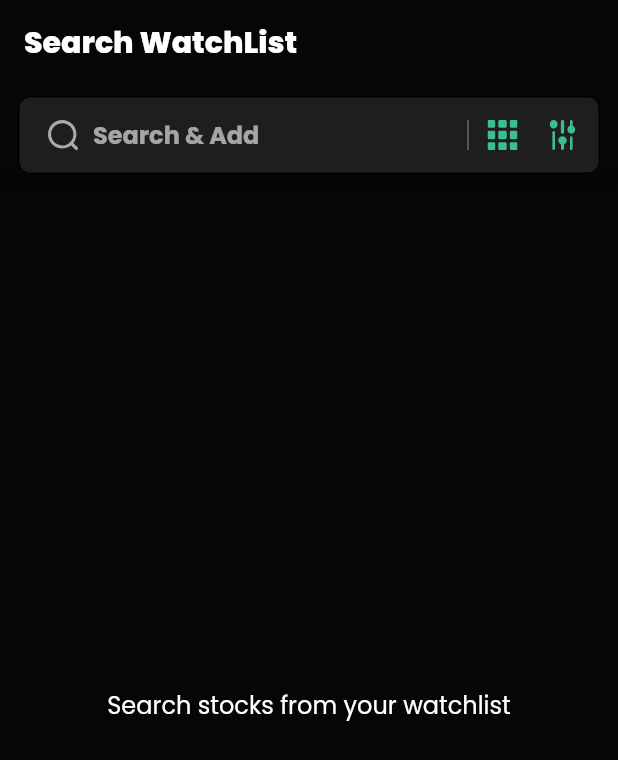
After one commit to MuneerAhamed01/iouring_trading_app, a Flutter app: the WatchlistSearch screen opened by its route, on a phone screen of 412 x 824 dp. The commit adds this screen. Shown: the top 760 px of the screen. Run offline on Flutter 3.47's test engine with Material 3 defaults, Android fonts, the phone set to English and light mode, and no system bars; our stand-ins replace flutter_bloc, flutter_svg, get_it, go_router, google_fonts.

Commit message:
feat: add search screen

```diff
--- a/lib/config/routes/routes.dart
+++ b/lib/config/routes/routes.dart
@@ -5,8 +5,10 @@ import 'package:iouring_trading_app/config/routes/routes_name.dart';
 import 'package:iouring_trading_app/core/root_screen/cubit/bottomnav_cubit.dart';
 import 'package:iouring_trading_app/core/root_screen/screens/root_screen.dart';
 import 'package:iouring_trading_app/dependency_injection.dart';
-import 'package:iouring_trading_app/features/watchlists/presentation/bloc/watch_lists_bloc.dart';
+import 'package:iouring_trading_app/features/watchlists/presentation/bloc/watchlist_bloc/watch_lists_bloc.dart';
+import 'package:iouring_trading_app/features/watchlists/presentation/bloc/watchlist_search_bloc/watchlist_search_bloc.dart';
 import 'package:iouring_trading_app/features/watchlists/presentation/pages/watchlist_screen.dart';
+import 'package:iouring_trading_app/features/watchlists/presentation/pages/watchlist_search.dart';
 
 final _rootNavigatorKey = GlobalKey<NavigatorState>();
 final _shellNavigatorKey = GlobalKey<NavigatorState>();
@@ -84,5 +86,14 @@ final routes = GoRouter(
         ),
       ],
     ),
+    GoRoute(
+      path: kRouteWatchListSearch,
+      pageBuilder: (context, __) => MaterialPage(
+        child: BlocProvider<WatchlistSearchBloc>(
+          create: (context) => getIt(),
+          child: WatchlistSearch(),
+        ),
+      ),
+    ),
   ],
 );
--- a/lib/config/routes/routes_name.dart
+++ b/lib/config/routes/routes_name.dart
@@ -3,3 +3,4 @@ const String kRouteOrders = '/orders';
 const String kRoutePortfolio = '/portfolio';
 const String kRouteMovers = '/movers';
 const String kRouteMore = '/more';
+const String kRouteWatchListSearch = '/watchlist-search';
--- a/lib/dependency_injection.dart
+++ b/lib/dependency_injection.dart
@@ -3,7 +3,8 @@ import 'package:iouring_trading_app/features/watchlists/data/data_sources/mock/w
 import 'package:iouring_trading_app/features/watchlists/data/repository/watchlists_repository_impl.dart';
 import 'package:iouring_trading_app/features/watchlists/domain/repository/watchlists_repository.dart';
 import 'package:iouring_trading_app/features/watchlists/domain/usecases/get_watchlists.dart';
-import 'package:iouring_trading_app/features/watchlists/presentation/bloc/watch_lists_bloc.dart';
+import 'package:iouring_trading_app/features/watchlists/presentation/bloc/watchlist_bloc/watch_lists_bloc.dart';
+import 'package:iouring_trading_app/features/watchlists/presentation/bloc/watchlist_search_bloc/watchlist_search_bloc.dart';
 
 final getIt = GetIt.instance;
 
@@ -21,4 +22,5 @@ Future<void> injectDependencies() async {
   );
 
   getIt.registerFactory(() => WatchListsBloc(getIt()));
+  getIt.registerFactory(() => WatchlistSearchBloc(getIt()));
 }
--- a/lib/features/watchlists/data/data_sources/mock/mock_data.dart
+++ b/lib/features/watchlists/data/data_sources/mock/mock_data.dart
@@ -12,6 +12,7 @@ List<StockModel> mockStocks({
       exchangeType: 'NSE',
       currentPrice: 2452.35,
       previousTradeSessionPrice: 2438.50,
+      shareHoldByUser: 20,
     ),
     StockModel(
       id: 'TCS',
@@ -26,6 +27,7 @@ List<StockModel> mockStocks({
       exchangeType: 'NSE',
       currentPrice: 1536.20,
       previousTradeSessionPrice: 1529.45,
+      shareHoldByUser: 40,
     ),
     StockModel(
       id: 'HDFCBANK',
--- a/lib/features/watchlists/data/models/stock.dart
+++ b/lib/features/watchlists/data/models/stock.dart
@@ -7,8 +7,10 @@ class StockModel extends StockEntity {
     required super.exchangeType,
     required super.currentPrice,
     required super.previousTradeSessionPrice,
+    super.shareHoldByUser,
   });
 
+  /// NOT USED
   factory StockModel.fromJson(Map<String, dynamic> json) {
     return StockModel(
       id: json['id'] as String,
@@ -16,10 +18,11 @@ class StockModel extends StockEntity {
       exchangeType: json['exchangeType'] as String,
       currentPrice: json['currentPrice'] as double,
       previousTradeSessionPrice: json['previousTradeSessionPrice'] as double,
+      shareHoldByUser: json['shareHoldByUser'] as int?,
     );
   }
 
-  /// Converts a `StockModel` instance to JSON
+  /// NOT USED
   Map<String, dynamic> toJson() {
     return {
       'id': id,
@@ -27,6 +30,7 @@ class StockModel extends StockEntity {
       'exchangeType': exchangeType,
       'currentPrice': currentPrice,
       'previousTradeSessionPrice': previousTradeSessionPrice,
+      "shareHoldByUser": shareHoldByUser,
     };
   }
 }
--- a/lib/features/watchlists/domain/entities/stock.dart
+++ b/lib/features/watchlists/domain/entities/stock.dart
@@ -4,6 +4,7 @@ class StockEntity {
   final String exchangeType;
   final double currentPrice;
   final double previousTradeSessionPrice;
+  final int? shareHoldByUser;
 
   StockEntity({
     required this.id,
@@ -11,5 +12,6 @@ class StockEntity {
     required this.exchangeType,
     required this.currentPrice,
     required this.previousTradeSessionPrice,
+    this.shareHoldByUser,
   });
 }
--- /dev/null
+++ b/lib/features/watchlists/presentation/bloc/watchlist_search_bloc/watchlist_search_bloc.dart
@@ -0,0 +1,25 @@
+import 'package:flutter_bloc/flutter_bloc.dart';
+import 'package:iouring_trading_app/features/watchlists/domain/entities/stock.dart';
+import 'package:iouring_trading_app/features/watchlists/domain/params/get_watchlist_params.dart';
+import 'package:iouring_trading_app/features/watchlists/domain/usecases/get_watchlists.dart';
+part 'watchlist_search_event.dart';
+part 'watchlist_search_state.dart';
+
+class WatchlistSearchBloc
+    extends Bloc<WatchlistSearchEvent, WatchlistSearchState> {
+  final GetWatchListsUseCase _getWatchListsUseCase;
+
+  WatchlistSearchBloc(this._getWatchListsUseCase)
+      : super(WatchlistSearchInitial()) {
+    on<WatchListSearchingEvent>(_onSearch);
+  }
+
+  _onSearch(
+    WatchListSearchingEvent event,
+    Emitter<WatchlistSearchState> emit,
+  ) {
+    final param = GetWatchListParams(searchQuery: event.searchQuery);
+    final data = _getWatchListsUseCase(param: param);
+    emit(WatchlistSearchDone(stocks: data));
+  }
+}
--- /dev/null
+++ b/lib/features/watchlists/presentation/bloc/watchlist_search_bloc/watchlist_search_event.dart
@@ -0,0 +1,12 @@
+part of 'watchlist_search_bloc.dart';
+
+abstract class WatchlistSearchEvent {
+  final String? searchQuery;
+
+  WatchlistSearchEvent({this.searchQuery});
+}
+
+class WatchListSearchingEvent extends WatchlistSearchEvent {
+  WatchListSearchingEvent({required searchValue})
+      : super(searchQuery: searchValue);
+}
--- /dev/null
+++ b/lib/features/watchlists/presentation/bloc/watchlist_search_bloc/watchlist_search_state.dart
@@ -0,0 +1,14 @@
+part of 'watchlist_search_bloc.dart';
+
+abstract class WatchlistSearchState {
+  final List<StockEntity>? searchedStocks;
+
+  WatchlistSearchState({this.searchedStocks});
+}
+
+class WatchlistSearchInitial extends WatchlistSearchState {}
+
+class WatchlistSearchDone extends WatchlistSearchState {
+  WatchlistSearchDone({required List<StockEntity> stocks})
+      : super(searchedStocks: stocks);
+}
--- /dev/null
+++ b/lib/features/watchlists/presentation/pages/watchlist_search.dart
@@ -0,0 +1,107 @@
+import 'package:flutter/material.dart';
+import 'package:flutter_bloc/flutter_bloc.dart';
+import 'package:iouring_trading_app/config/theme/colors.dart';
+import 'package:iouring_trading_app/features/watchlists/presentation/bloc/watchlist_search_bloc/watchlist_search_bloc.dart';
+import 'package:iouring_trading_app/features/watchlists/presentation/widgets/searchfield.dart';
+import 'package:iouring_trading_app/features/watchlists/presentation/widgets/stock_tile.dart';
+
+class WatchlistSearch extends StatefulWidget {
+  const WatchlistSearch({super.key});
+
+  @override
+  State<WatchlistSearch> createState() => _WatchlistSearchState();
+}
+
+class _WatchlistSearchState extends State<WatchlistSearch> {
+  late final TextEditingController _textController;
+
+  @override
+  void initState() {
+    super.initState();
+    _textController = TextEditingController()..addListener(_changeListener);
+  }
+
+  void _changeListener() {
+    context
+        .read<WatchlistSearchBloc>()
+        .add(WatchListSearchingEvent(searchValue: _textController.text));
+  }
+
+  @override
+  Widget build(BuildContext context) {
+    return Scaffold(
+      appBar: _buildAppBar(),
+      body: SafeArea(
+        child: BlocBuilder<WatchlistSearchBloc, WatchlistSearchState>(
+          builder: (context, state) {
+            if (state.searchedStocks == null) {
+              String message;
+              if (_textController.text.isEmpty) {
+                message = 'Search stocks from your watchlist';
+              } else {
+                message = "Searched Stock is not available";
+              }
+              return Center(
+                child: Text(
+                  message,
+                  style: TextStyle(color: Colors.white, fontSize: 16),
+                ),
+              );
+            }
+
+            return ListView.separated(
+              shrinkWrap: true,
+              itemBuilder: (_, index) => StockTile(
+                stockName: state.searchedStocks![index].name,
+                stockExchange: state.searchedStocks![index].exchangeType,
+                currentPrice: 100,
+                lastPrice: 100,
+                // holedStocks: 40,
+              ),
+              separatorBuilder: (_, __) => Container(
+                margin: EdgeInsets.only(top: 4),
+                width: double.infinity,
+                height: 0.29,
+                color: MyColors.iconGrey.withValues(alpha: 0.8),
+              ),
+              itemCount: state.searchedStocks!.length,
+            );
+          },
+        ),
+      ),
+    );
+  }
+
+  AppBar _buildAppBar() {
+    return AppBar(
+      backgroundColor: MyColors.scaffoldBackground,
+      centerTitle: false,
+      title: Text(
+        'Search WatchList',
+        style: TextStyle(
+          fontSize: 20,
+          fontWeight: FontWeight.w800,
+        ),
+      ),
+      bottom: PreferredSize(
+        preferredSize: Size.fromHeight(60),
+        child: Padding(
+          padding: EdgeInsets.symmetric(horizontal: 12),
+          child: Hero(
+            tag: 'search-watchlist',
+            child: MySearchfield(
+              controller: _textController,
+            ),
+          ),
+        ),
+      ),
+    );
+  }
+
+  @override
+  void dispose() {
+    _textController.removeListener(_changeListener);
+    _textController.dispose();
+    super.dispose();
+  }
+}
--- a/lib/features/watchlists/presentation/widgets/searchfield.dart
+++ b/lib/features/watchlists/presentation/widgets/searchfield.dart
@@ -9,15 +9,21 @@ class MySearchfield extends StatelessWidget {
     this.controller,
     this.hintText = "Search & Add",
     this.showActions = true,
+    this.isDisabled = false,
+    this.onTap,
   });
 
   final TextEditingController? controller;
   final String hintText;
   final bool showActions;
+  final VoidCallback? onTap;
+  final bool isDisabled;
 
   @override
   Widget build(BuildContext context) {
     return TextFormField(
+      onTap: onTap,
+      readOnly: isDisabled,
       controller: controller,
       style: TextStyle(color: Colors.white),
       decoration: InputDecoration(
--- a/lib/features/watchlists/presentation/widgets/stock_tile.dart
+++ b/lib/features/watchlists/presentation/widgets/stock_tile.dart
@@ -130,8 +130,8 @@ class StockTile extends StatelessWidget {
             ),
           ),
           const SizedBox(width: 8),
-          const Text(
-            '400',
+          Text(
+            holedStocks?.toString() ?? '',
             style: TextStyle(
               fontWeight: FontWeight.w600,
               color: Colors.white,
```
Also changed, not shown: lib/features/watchlists/presentation/pages/watchlist_screen.dart (+21 -3 lines), lib/features/watchlists/presentation/bloc/watchlist_bloc/watch_lists_bloc.dart (renamed from lib/features/watchlists/presentation/bloc/watch_lists_bloc.dart), lib/features/watchlists/presentation/bloc/watchlist_bloc/watch_lists_event.dart (renamed from lib/features/watchlists/presentation/bloc/watch_lists_event.dart), lib/features/watchlists/presentation/bloc/watchlist_bloc/watch_lists_state.dart (renamed from lib/features/watchlists/presentation/bloc/watch_lists_state.dart).
